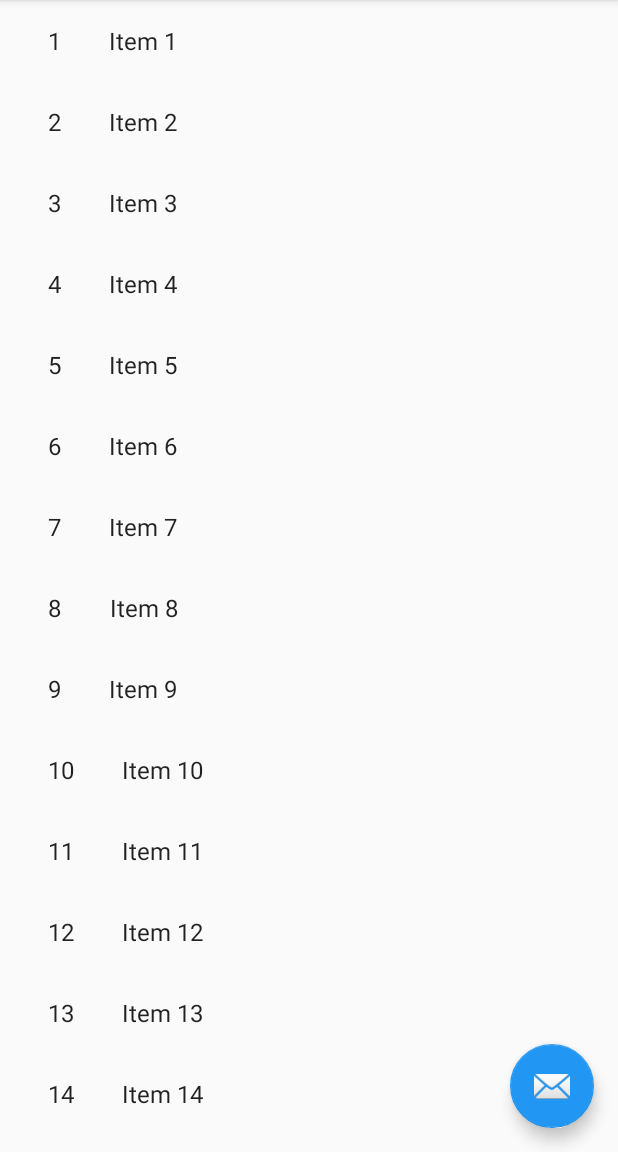
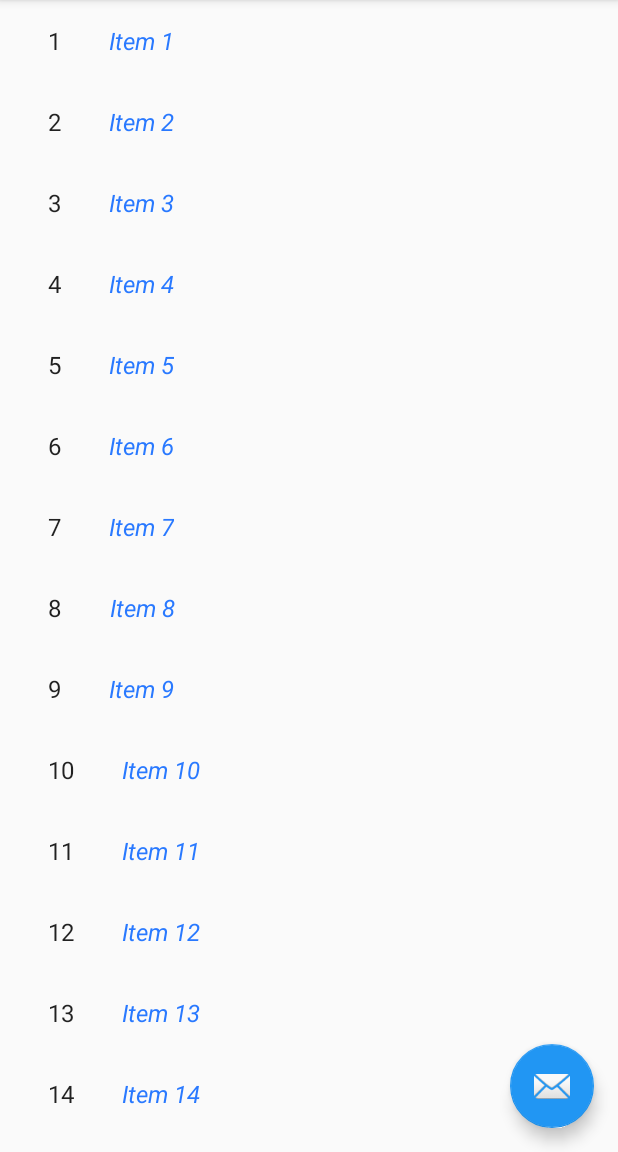
Before and after one commit to hassankn/NUMAD20Su-HassanKhan, an Android app: the LinkCollectorFragment screen opened through its navigation route, on a phone screen of 412 x 824 dp, the part 84-1236 px from its top. Run offline under Robolectric (Android 15) with nearby library versions, the phone set to English and light mode, and no system bars.

Commit message:
link styling

```diff
--- a/app/src/main/res/layout/fragment_link_collector.xml
+++ b/app/src/main/res/layout/fragment_link_collector.xml
@@ -16,5 +16,7 @@
         android:layout_width="wrap_content"
         android:layout_height="wrap_content"
         android:layout_margin="@dimen/text_margin"
-        android:textAppearance="?attr/textAppearanceListItem" />
+        android:textAppearance="?attr/textAppearanceListItem"
+        android:textColor="#2979FF"
+        android:textStyle="italic" />
 </LinearLayout>
```
